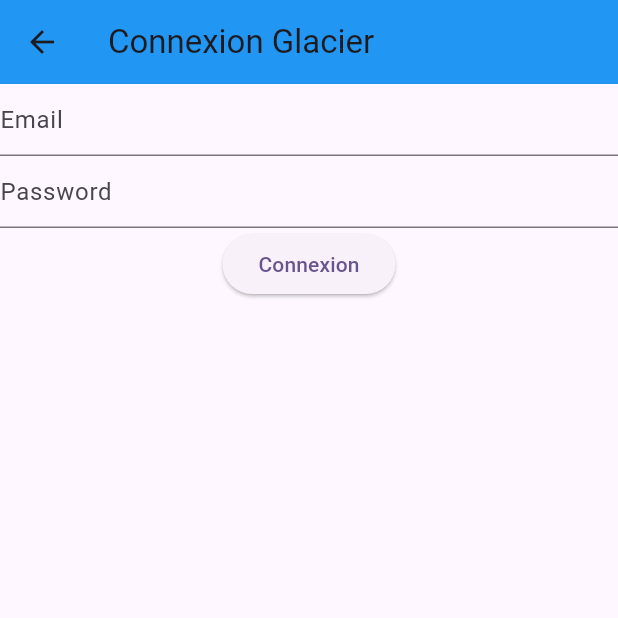
After one commit to fofo-byte/appGelato, a Flutter app: the screen it shows after launch, after a tap on "Se connecter en tant que glacier", on a phone screen of 412 x 824 dp, the top half of it. The commit adds this screen. Run offline on Flutter 3.47's test engine with Material 2 defaults, Android fonts, the phone set to English and light mode, and no system bars; our stand-ins replace bloc, firebase_auth, firebase_core, flutter_bloc, google_sign_in; accounts and stored records are empty.

Commit message:
Create Login page for Glacier

```diff
--- a/auth_google_sign/lib/services/google_auth_cubit.dart
+++ b/auth_google_sign/lib/services/google_auth_cubit.dart
@@ -5,6 +5,7 @@ import 'package:google_sign_in/google_sign_in.dart';
 
 class GoogleAuthCubit extends Cubit<GoogleAuthState> {
   GoogleAuthCubit() : super(GoogleAuthInitialState());
+
   final GoogleSignIn _googleSignIn = GoogleSignIn();
   final _auth = FirebaseAuth.instance;
 
--- /dev/null
+++ b/auth_google_sign/lib/views/login_glacier.dart
@@ -0,0 +1,47 @@
+import 'package:flutter/material.dart';
+
+class LoginGlacier extends StatefulWidget {
+  const LoginGlacier({super.key});
+
+  @override
+  State<LoginGlacier> createState() => _LoginGlacierState();
+}
+
+class _LoginGlacierState extends State<LoginGlacier> {
+  @override
+  Widget build(BuildContext context) {
+    final emailController = TextEditingController();
+    final passwordController = TextEditingController();
+    return Scaffold(
+      appBar: AppBar(
+        backgroundColor: Colors.blue,
+        title: const Text("Connexion Glacier"),
+      ),
+      body: Center(
+        child: Form(
+            child: Column(
+          children: [
+            TextFormField(
+              controller: emailController,
+              decoration: const InputDecoration(hintText: "Email"),
+            ),
+            TextFormField(
+              controller: passwordController,
+              obscureText: true,
+              decoration: const InputDecoration(hintText: "Password"),
+            ),
+            ElevatedButton(
+              onPressed: () {
+                if (emailController.text.isNotEmpty &&
+                    passwordController.text.isNotEmpty) {
+                  //login();
+                }
+              },
+              child: const Text('Connexion'),
+            ),
+          ],
+        )),
+      ),
+    );
+  }
+}
--- a/auth_google_sign/lib/views/login_page.dart
+++ b/auth_google_sign/lib/views/login_page.dart
@@ -1,5 +1,6 @@
 import 'package:auth_google_sign/services/google_auth_cubit.dart';
 import 'package:auth_google_sign/services/google_auth_state.dart';
+import 'package:auth_google_sign/views/login_glacier.dart';
 import 'package:firebase_auth/firebase_auth.dart';
 import 'package:flutter/material.dart';
 import 'package:flutter_bloc/flutter_bloc.dart';
@@ -23,7 +24,7 @@ class _LoginState extends State<Login> {
       ),
       body: Center(
         child: Padding(
-          padding: EdgeInsets.all(8.0),
+          padding: const EdgeInsets.all(8.0),
           child: Form(
             child: Column(
               children: [
@@ -66,7 +67,16 @@ class _LoginState extends State<Login> {
                                   "Connexion avec google",
                                 ));
                     },
-                    listener: (context, state) {})
+                    listener: (context, state) {}),
+                ElevatedButton(
+                  onPressed: () {
+                    Navigator.push(
+                        context,
+                        MaterialPageRoute(
+                            builder: (context) => const LoginGlacier()));
+                  },
+                  child: const Text("Se connecter en tant que glacier"),
+                ),
               ],
             ),
           ),
```
